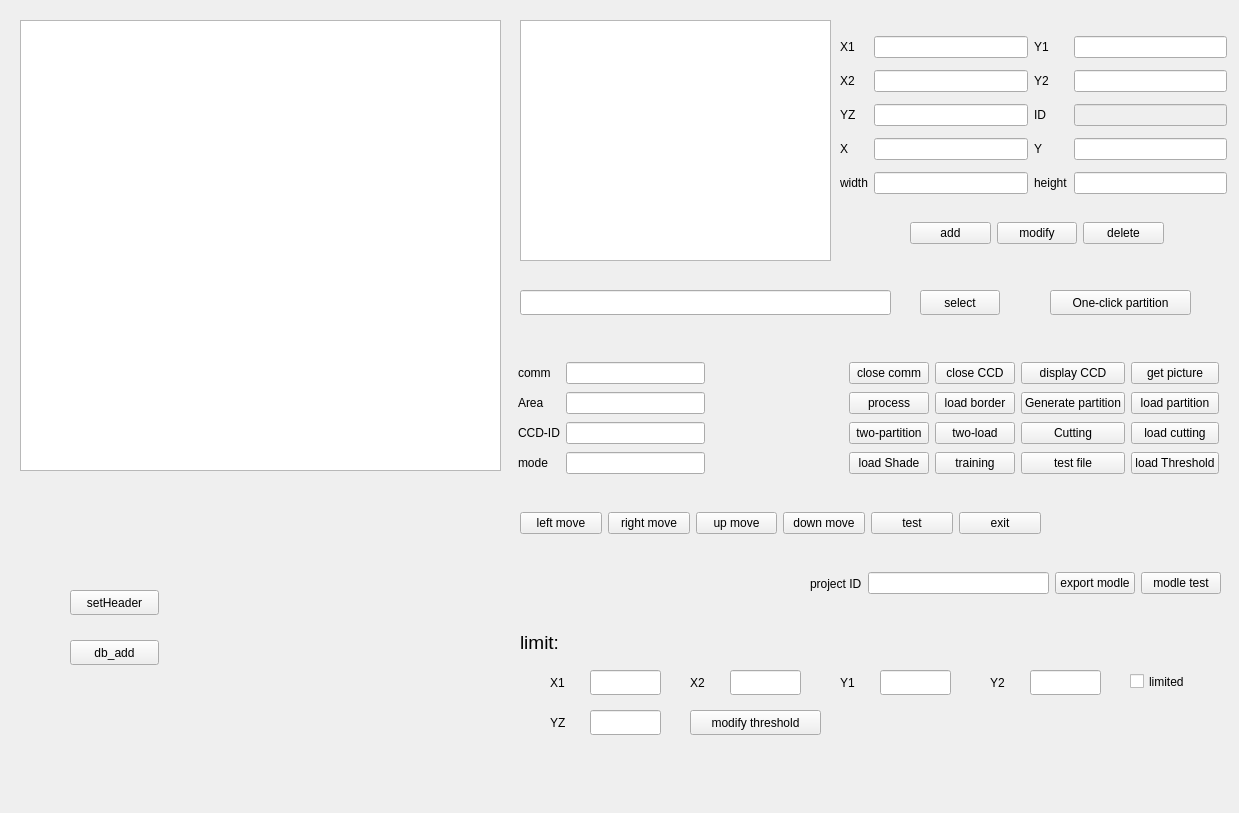
First picture: the form in rootfs/root/graphic_process/graphic_process/mainwidget.ui, repository acbbghhgf/FileSystem, before the edit.
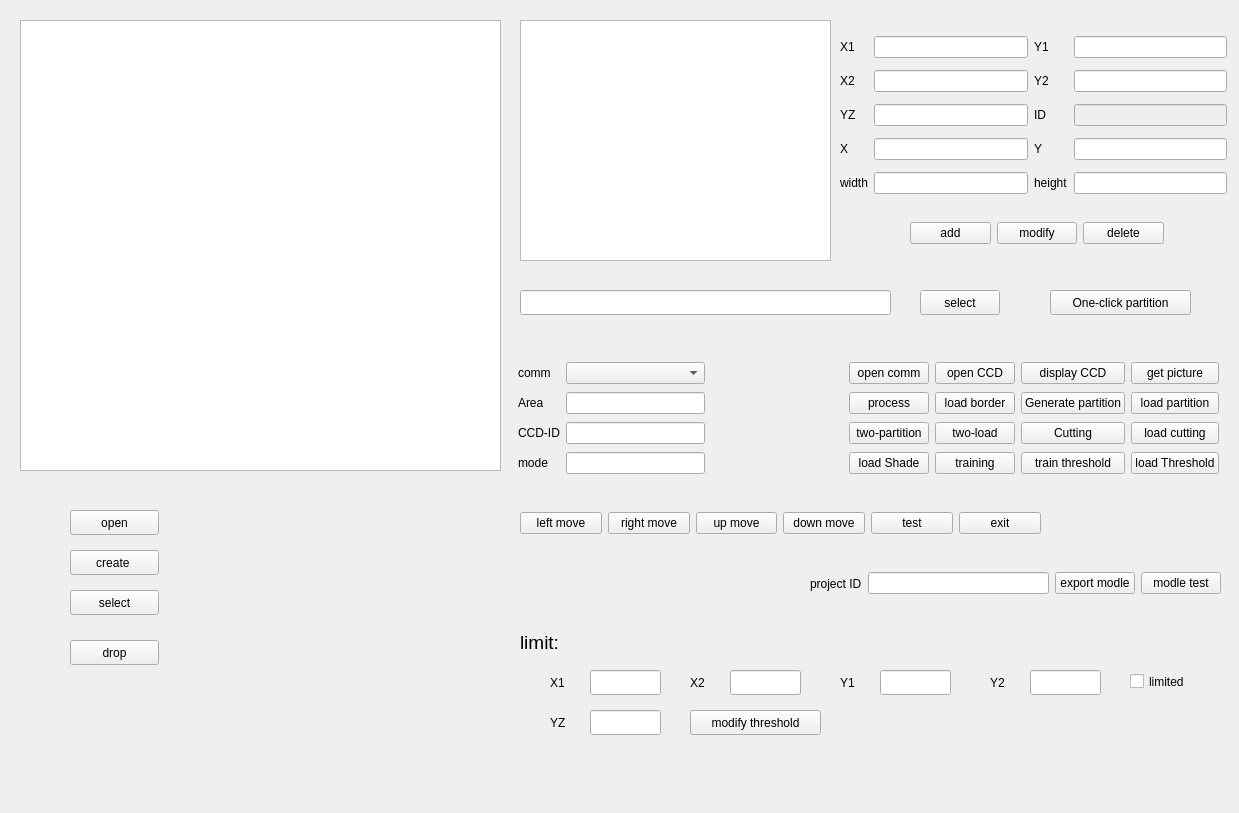
Second picture: the form after the edit.

Commit message: add database ops and get video and comm

```diff
--- a/rootfs/root/graphic_process/graphic_process/mainwidget.ui
+++ b/rootfs/root/graphic_process/graphic_process/mainwidget.ui
@@ -27,13 +27,13 @@
    <property name="geometry">
     <rect>
      <x>70</x>
-     <y>590</y>
+     <y>550</y>
      <width>89</width>
      <height>25</height>
     </rect>
    </property>
    <property name="text">
-    <string>setHeader</string>
+    <string>create </string>
    </property>
   </widget>
   <widget class="QLineEdit" name="picture_path_edit">
@@ -412,9 +412,6 @@
       </property>
      </widget>
     </item>
-    <item row="0" column="1">
-     <widget class="QLineEdit" name="comm_edit"/>
-    </item>
     <item row="0" column="2">
      <spacer name="horizontalSpacer_5">
       <property name="orientation">
@@ -431,14 +428,14 @@
     <item row="0" column="3" colspan="2">
      <widget class="QPushButton" name="close_comm_pb">
       <property name="text">
-       <string>close comm</string>
+       <string>open comm</string>
       </property>
      </widget>
     </item>
     <item row="0" column="5">
      <widget class="QPushButton" name="close_CCD_pb">
       <property name="text">
-       <string>close CCD</string>
+       <string>open CCD</string>
       </property>
      </widget>
     </item>
@@ -586,7 +583,7 @@
     <item row="3" column="6">
      <widget class="QPushButton" name="test_file_pb">
       <property name="text">
-       <string>test file</string>
+       <string>train threshold</string>
       </property>
      </widget>
     </item>
@@ -617,6 +614,9 @@
       </property>
      </widget>
     </item>
+    <item row="0" column="1">
+     <widget class="QComboBox" name="comm_box"/>
+    </item>
    </layout>
   </widget>
   <widget class="QWidget" name="layoutWidget">
@@ -736,7 +736,33 @@
     </rect>
    </property>
    <property name="text">
-    <string>db_add</string>
+    <string>drop</string>
+   </property>
+  </widget>
+  <widget class="QPushButton" name="db_open_pb">
+   <property name="geometry">
+    <rect>
+     <x>70</x>
+     <y>510</y>
+     <width>89</width>
+     <height>25</height>
+    </rect>
+   </property>
+   <property name="text">
+    <string>open</string>
+   </property>
+  </widget>
+  <widget class="QPushButton" name="db_select_pb">
+   <property name="geometry">
+    <rect>
+     <x>70</x>
+     <y>590</y>
+     <width>89</width>
+     <height>25</height>
+    </rect>
+   </property>
+   <property name="text">
+    <string>select</string>
    </property>
   </widget>
  </widget>
```
Left out of the diff: 10 changed lines with no effect on the pictures. The commit also changes 9 other files.
